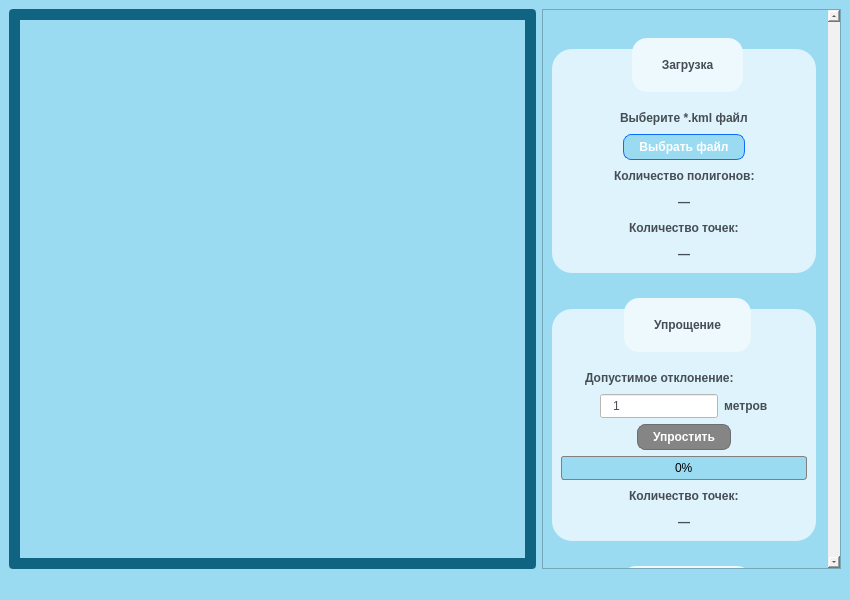
First picture: the form in View/view.ui, repository safosaffers/KMLViewer, before the edit.
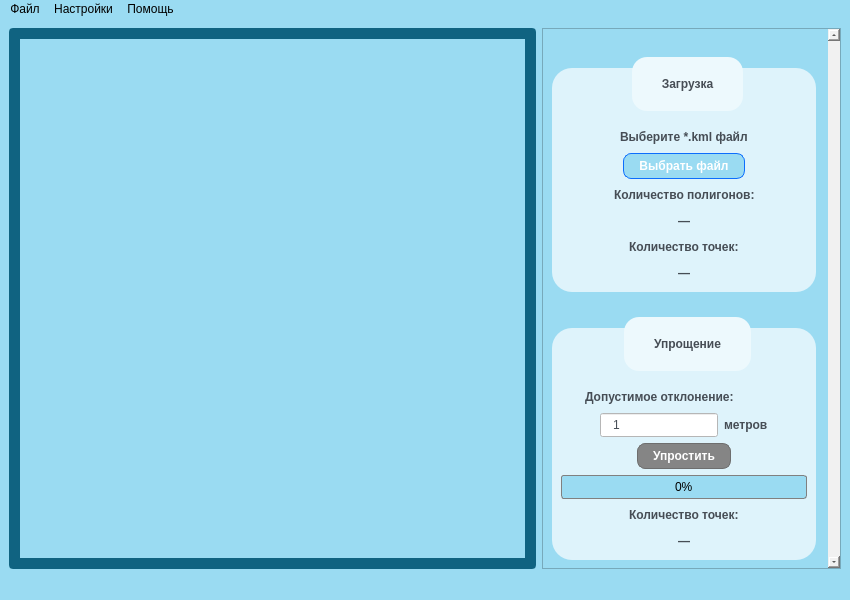
Second picture: the form after the edit.

Commit message: Feat(ux): Add a Menu (not work yet)

Diff of the .ui file:
```diff
--- a/View/view.ui
+++ b/View/view.ui
@@ -892,6 +892,31 @@
      <height>22</height>
     </rect>
    </property>
+   <widget class="QMenu" name="menusome">
+    <property name="title">
+     <string>Файл</string>
+    </property>
+    <addaction name="separator"/>
+    <addaction name="action_uploadaKMLFile"/>
+    <addaction name="action_saveSimplifyPoligons"/>
+    <addaction name="action_preferences"/>
+   </widget>
+   <widget class="QMenu" name="menu">
+    <property name="title">
+     <string>Помощь</string>
+    </property>
+    <addaction name="action_4"/>
+   </widget>
+   <widget class="QMenu" name="menu_2">
+    <property name="title">
+     <string>Настройки</string>
+    </property>
+    <addaction name="action"/>
+    <addaction name="action_2"/>
+   </widget>
+   <addaction name="menusome"/>
+   <addaction name="menu_2"/>
+   <addaction name="menu"/>
   </widget>
   <widget class="QStatusBar" name="statusbar"/>
  </widget>
```
Left out of the diff: 36 changed lines with no effect on the pictures.
